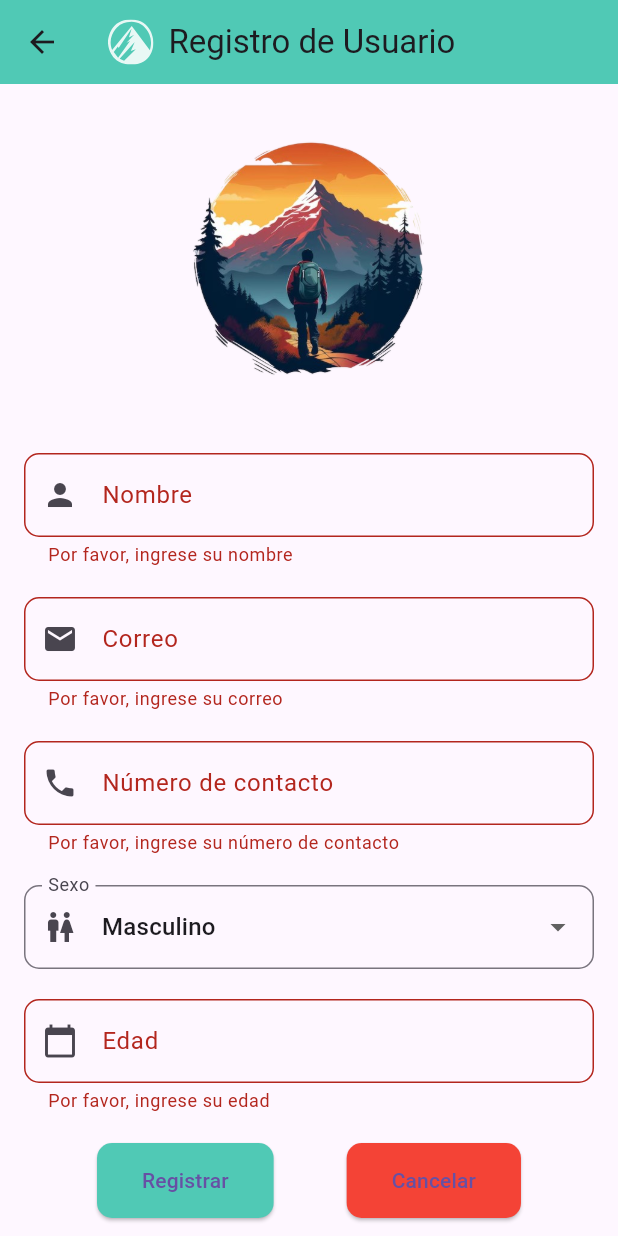
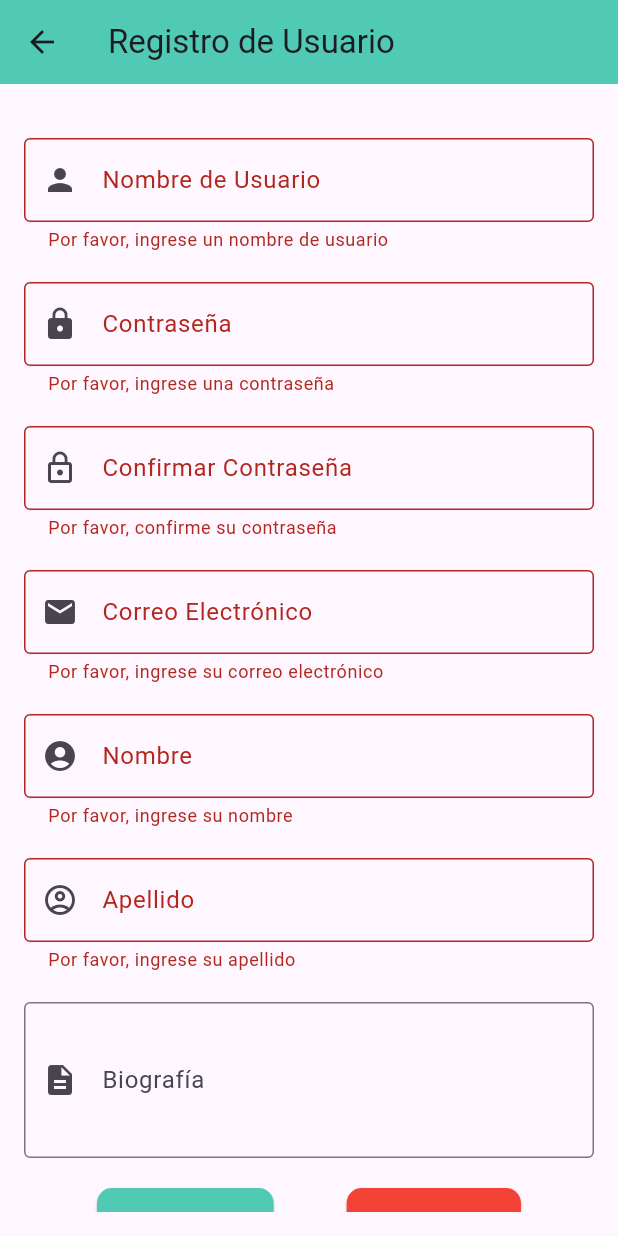
Before and after one commit to ignaciovillela/iTrek-backend, a Flutter app: the RegistroScreen screen opened directly, after a tap on "Registrar", on a phone screen of 412 x 824 dp. Run offline on Flutter 3.47's test engine with Material 3 defaults, Android fonts, the phone set to English and light mode, and no system bars; our stand-ins replace flutter_dotenv, flutter_map, flutter_svg, geolocator, image_picker, latlong2 and 1 more; accounts and stored records are empty.

Commit message:
Se agrega el registro de usuario

```diff
--- a/lib/pages/usuario/loginRegistrar.dart
+++ b/lib/pages/usuario/loginRegistrar.dart
@@ -1,8 +1,10 @@
+import 'dart:convert';
+
 import 'package:flutter/material.dart';
-import 'package:itrek/img.dart';
-import 'package:itrek/pages/dashboard.dart';
+import 'package:itrek/request.dart'; // Importa 'makeRequest'
+import 'login.dart';
 
-import 'login.dart';
+const String POST_USER = 'api/users/create/'; // Define la constante para el endpoint
 
 class RegistroScreen extends StatefulWidget {
   const RegistroScreen({super.key});
@@ -15,53 +17,214 @@ class _RegistroScreenState extends State<RegistroScreen> {
   final _formKey = GlobalKey<FormState>();
 
   // Controladores para los campos del formulario
-  final TextEditingController _nombreController = TextEditingController();
-  final TextEditingController _correoController = TextEditingController();
-  final TextEditingController _numeroController = TextEditingController();
-  final TextEditingController _edadController = TextEditingController();
+  final TextEditingController _usernameController = TextEditingController();
+  final TextEditingController _passwordController = TextEditingController();
+  final TextEditingController _confirmPasswordController = TextEditingController(); // Nuevo controlador
+  final TextEditingController _emailController = TextEditingController();
+  final TextEditingController _firstNameController = TextEditingController();
+  final TextEditingController _lastNameController = TextEditingController();
+  final TextEditingController _biografiaController = TextEditingController();
 
-  String _sexo = 'Masculino'; // Valor inicial para el selector de sexo
+  bool _isLoading = false; // Para mostrar un indicador de carga
+
+  @override
+  void dispose() {
+    _usernameController.dispose();
+    _passwordController.dispose();
+    _confirmPasswordController.dispose(); // Asegurarse de eliminar el controlador
+    _emailController.dispose();
+    _firstNameController.dispose();
+    _lastNameController.dispose();
+    _biografiaController.dispose();
+    super.dispose();
+  }
+
+  // Función para registrar al usuario
+  Future<void> _registrarUsuario() async {
+    if (!_formKey.currentState!.validate()) {
+      return;
+    }
+
+    setState(() {
+      _isLoading = true; // Mostrar indicador de carga
+    });
+
+    // Recoger los datos del formulario
+    String username = _usernameController.text.trim();
+    String password = _passwordController.text.trim();
+    String email = _emailController.text.trim();
+    String firstName = _firstNameController.text.trim();
+    String lastName = _lastNameController.text.trim();
+    String biografia = _biografiaController.text.trim();
+
+    // Crear el cuerpo de la solicitud
+    Map<String, String> body = {
+      'username': username,
+      'password': password,
+      'email': email,
+      'first_name': firstName,
+      'last_name': lastName,
+      'biografia': biografia,
+    };
+
+    // Realizar la solicitud POST usando makeRequest
+    await makeRequest(
+      method: POST,
+      url: USER_CREATE,
+      body: body,
+      useToken: false,
+      onOk: (response) async {
+        final jsonData = jsonDecode(response.body);
+        final mensaje = jsonData['message'] ?? 'Registro exitoso';
+
+        // Mostrar mensaje de éxito
+        ScaffoldMessenger.of(context).showSnackBar(
+          SnackBar(
+            content: Text(mensaje),
+          ),
+        );
+
+        // Navegar a la pantalla de inicio de sesión
+        Navigator.pushReplacement(
+          context,
+          MaterialPageRoute(
+            builder: (context) => const LoginScreen(),
+          ),
+        );
+      },
+      onError: (response) {
+        ScaffoldMessenger.of(context).showSnackBar(
+          SnackBar(
+            content: Text(
+                'Error en el registro: ${response.statusCode} - ${response.reasonPhrase}'),
+          ),
+        );
+      },
+      onConnectionError: (errorMessage) {
+        ScaffoldMessenger.of(context).showSnackBar(
+          SnackBar(content: Text('Error de conexión: $errorMessage')),
+        );
+      },
+    );
+
+    setState(() {
+      _isLoading = false; // Ocultar indicador de carga
+    });
+  }
+
+  // Función para cancelar y volver al login
+  void _cancelarRegistro() {
+    Navigator.pushReplacement(
+      context,
+      MaterialPageRoute(
+        builder: (context) => const LoginScreen(),
+      ),
+    );
+  }
 
   @override
   Widget build(BuildContext context) {
     return Scaffold(
       appBar: AppBar(
+        title: const Text('Registro de Usuario'),
         backgroundColor: const Color(0xFF50C9B5), // Color del AppBar
-        title: Row(
-          children: [
-            logoWhite,
-            const SizedBox(width: 10), // Espacio entre el logo y el texto
-            const Text('Registro de Usuario'),
-          ],
-        ),
       ),
       body: Padding(
         padding: const EdgeInsets.all(16.0),
         child: Form(
           key: _formKey,
-          child: Column(
-            crossAxisAlignment: CrossAxisAlignment.start,
+          child: ListView(
+            // Usamos ListView para permitir scroll si es necesario
             children: [
-              const Spacer(),
+              const SizedBox(height: 20),
 
-              // Logo encima del campo de nombre
-              Center(
-                child: Image.asset(
-                  'assets/images/perfil.png',
-                  height: 200, // Tamaño más grande del logo
+              // Campo para el username
+              TextFormField(
+                controller: _usernameController,
+                decoration: InputDecoration(
+                  labelText: 'Nombre de Usuario',
+                  border: OutlineInputBorder(),
+                  prefixIcon: const Icon(Icons.person),
                 ),
+                validator: (value) {
+                  if (value == null || value.isEmpty) {
+                    return 'Por favor, ingrese un nombre de usuario';
+                  }
+                  return null;
+                },
               ),
-              const SizedBox(height: 30), // Espacio debajo del logo
+              const SizedBox(height: 20),
 
-              // Campo para el nombre
+              // Campo para la contraseña
               TextFormField(
-                controller: _nombreController,
+                controller: _passwordController,
+                decoration: InputDecoration(
+                  labelText: 'Contraseña',
+                  border: OutlineInputBorder(),
+                  prefixIcon: const Icon(Icons.lock),
+                ),
+                obscureText: true, // Oculta el texto para contraseñas
+                validator: (value) {
+                  if (value == null || value.isEmpty) {
+                    return 'Por favor, ingrese una contraseña';
+                  }
+                  if (value.length < 6) {
+                    return 'La contraseña debe tener al menos 6 caracteres';
+                  }
+                  return null;
+                },
+              ),
+              const SizedBox(height: 20),
+
+              // Campo para la confirmación de contraseña
+              TextFormField(
+                controller: _confirmPasswordController,
+                decoration: InputDecoration(
+                  labelText: 'Confirmar Contraseña',
+                  border: OutlineInputBorder(),
+                  prefixIcon: const Icon(Icons.lock_outline),
+                ),
+                obscureText: true, // Oculta el texto para contraseñas
+                validator: (value) {
+                  if (value == null || value.isEmpty) {
+                    return 'Por favor, confirme su contraseña';
+                  }
+                  if (value != _passwordController.text) {
+                    return 'Las contraseñas no coinciden';
+                  }
+                  return null;
+                },
+              ),
+              const SizedBox(height: 20),
+
+              // Campo para el email
+              TextFormField(
+                controller: _emailController,
+                decoration: InputDecoration(
+                  labelText: 'Correo Electrónico',
+                  border: OutlineInputBorder(),
+                  prefixIcon: const Icon(Icons.email),
+                ),
+                keyboardType: TextInputType.emailAddress,
+                validator: (value) {
+                  if (value == null || value.isEmpty) {
+                    return 'Por favor, ingrese su correo electrónico';
+                  }
+                  if (!RegExp(r'^[^@]+@[^@]+\.[^@]+').hasMatch(value)) {
+                    return 'Ingrese un correo válido';
+                  }
+                  return null;
+                },
+              ),
+              const SizedBox(height: 20),
+
+              // Campo para el primer nombre
+              TextFormField(
+                controller: _firstNameController,
                 decoration: InputDecoration(
                   labelText: 'Nombre',
-                  border: OutlineInputBorder(
-                    borderRadius: BorderRadius.circular(10.0),
-                  ),
-                  prefixIcon: const Icon(Icons.person),
+                  border: OutlineInputBorder(),
+                  prefixIcon: const Icon(Icons.account_circle),
                 ),
                 validator: (value) {
                   if (value == null || value.isEmpty) {
@@ -72,112 +235,47 @@ class _RegistroScreenState extends State<RegistroScreen> {
               ),
               const SizedBox(height: 20),
 
-              // Campo para el correo
+              // Campo para el apellido
               TextFormField(
-                controller: _correoController,
+                controller: _lastNameController,
                 decoration: InputDecoration(
-                  labelText: 'Correo',
-                  border: OutlineInputBorder(
-                    borderRadius: BorderRadius.circular(10.0),
-                  ),
-                  prefixIcon: const Icon(Icons.email),
+                  labelText: 'Apellido',
+                  border: OutlineInputBorder(),
+                  prefixIcon: const Icon(Icons.account_circle_outlined),
                 ),
-                keyboardType: TextInputType.emailAddress,
                 validator: (value) {
                   if (value == null || value.isEmpty) {
-                    return 'Por favor, ingrese su correo';
+                    return 'Por favor, ingrese su apellido';
                   }
                   return null;
                 },
               ),
               const SizedBox(height: 20),
 
-              // Campo para el número de contacto
+              // Campo para la biografía
               TextFormField(
-                controller: _numeroController,
+                controller: _biografiaController,
                 decoration: InputDecoration(
-                  labelText: 'Número de contacto',
-                  border: OutlineInputBorder(
-                    borderRadius: BorderRadius.circular(10.0),
-                  ),
-                  prefixIcon: const Icon(Icons.phone),
+                  labelText: 'Biografía',
+                  border: OutlineInputBorder(),
+                  prefixIcon: const Icon(Icons.description),
                 ),
-                keyboardType: TextInputType.phone,
+                maxLines: 3,
                 validator: (value) {
-                  if (value == null || value.isEmpty) {
-                    return 'Por favor, ingrese su número de contacto';
-                  }
-                  return null;
-                },
-              ),
-              const SizedBox(height: 20),
-
-              // Selector para el sexo
-              DropdownButtonFormField<String>(
-                value: _sexo,
-                decoration: InputDecoration(
-                  labelText: 'Sexo',
-                  border: OutlineInputBorder(
-                    borderRadius: BorderRadius.circular(10.0),
-                  ),
-                  prefixIcon: const Icon(Icons.wc),
-                ),
-                items: const [
-                  DropdownMenuItem(
-                      value: 'Masculino', child: Text('Masculino')),
-                  DropdownMenuItem(value: 'Femenino', child: Text('Femenino')),
-                  DropdownMenuItem(value: 'Otro', child: Text('Otro')),
-                ],
-                onChanged: (value) {
-                  setState(() {
-                    _sexo = value ?? 'Masculino';
-                  });
-                },
-              ),
-              const SizedBox(height: 20),
-
-              // Campo para la edad
-              TextFormField(
-                controller: _edadController,
-                decoration: InputDecoration(
-                  labelText: 'Edad',
-                  border: OutlineInputBorder(
-                    borderRadius: BorderRadius.circular(10.0),
-                  ),
-                  prefixIcon: const Icon(Icons.calendar_today),
-                ),
-                keyboardType: TextInputType.number,
-                validator: (value) {
-                  if (value == null || value.isEmpty) {
-                    return 'Por favor, ingrese su edad';
-                  }
+                  // La biografía puede ser opcional
                   return null;
                 },
               ),
               const SizedBox(height: 20),
 
               // Botones de registrar y cancelar
-              Row(
+              _isLoading
+                  ? const Center(child: CircularProgressIndicator())
+                  : Row(
                 mainAxisAlignment: MainAxisAlignment.spaceEvenly,
                 children: [
                   ElevatedButton(
-                    onPressed: () {
-                      if (_formKey.currentState!.validate()) {
-                        // Muestra un mensaje de éxito y navega a la pantalla Home
-                        ScaffoldMessenger.of(context).showSnackBar(
-                          const SnackBar(
-                            content: Text('Registro completado'),
-                          ),
-                        );
-                        // Navegar a la pantalla de inicio (HomeScreen)
-                        Navigator.pushReplacement(
-                          context,
-                          MaterialPageRoute(
-                            builder: (context) => const MenuScreen(),
-                          ),
-                        );
-                      }
-                    },
+                    onPressed: _registrarUsuario, // Llama a la función de registro
                     style: ElevatedButton.styleFrom(
                       backgroundColor: const Color(
                           0xFF50C9B5), // Botón de registrar color verde
@@ -190,17 +288,10 @@ class _RegistroScreenState extends State<RegistroScreen> {
                     child: const Text('Registrar'),
                   ),
                   ElevatedButton(
-                    onPressed: () {
-                      // Vuelve a la pantalla de login
-                      Navigator.pushReplacement(
-                        context,
-                        MaterialPageRoute(
-                          builder: (context) => const LoginScreen(),
-                        ),
-                      );
-                    },
+                    onPressed: _cancelarRegistro, // Llama a la función de cancelar
                     style: ElevatedButton.styleFrom(
-                      backgroundColor: Colors.red, // Botón de cancelar en rojo
+                      backgroundColor:
+                      Colors.red, // Botón de cancelar en rojo
                       padding: const EdgeInsets.symmetric(
                           vertical: 15, horizontal: 30),
                       shape: RoundedRectangleBorder(
@@ -211,8 +302,6 @@ class _RegistroScreenState extends State<RegistroScreen> {
                   ),
                 ],
               ),
-
-              const Spacer(),
             ],
           ),
         ),
--- a/lib/request.dart
+++ b/lib/request.dart
@@ -7,15 +7,21 @@ const GET = 'GET';
 const POST = 'POST';
 const PATCH = 'PATCH';
 const DELETE = 'DELETE';
+const PUT = 'PUT';
 
 const LOGIN =        'api/auth/login/';
 const LOGOUT =       'api/auth/logout/';
 const ROUTES =       'api/routes/';
 
+const USER_CREATE =  'api/users/create/';
+const USER_UPDATE =  'api/users/update-profile/';
+const USER_DELETE =  'api/users/delete-account/';
+
 const ROUTE_DETAIL = 'api/routes/{id}/';
 const ROUTE_SHARE =  'api/routes/{id}/share/{usuarioId}/';
 
 const SEARCH_USER =  'api/users/search?q={query}';
+const PASSWORD_CHANGE = 'api/users/change-password/';
 
 typedef StatusCallback = void Function(http.Response response);
 typedef ErrorCallback = void Function(String errorMessage);
```
Also changed, not shown: lib/pages/usuario/login.dart (+44 -2 lines).
